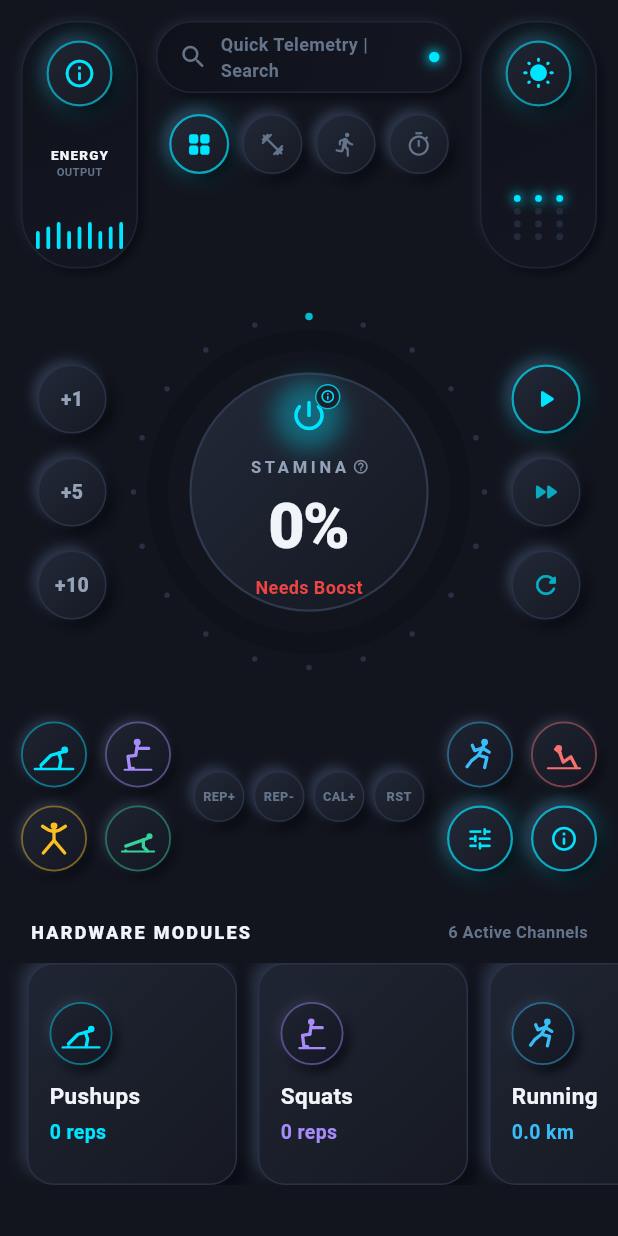
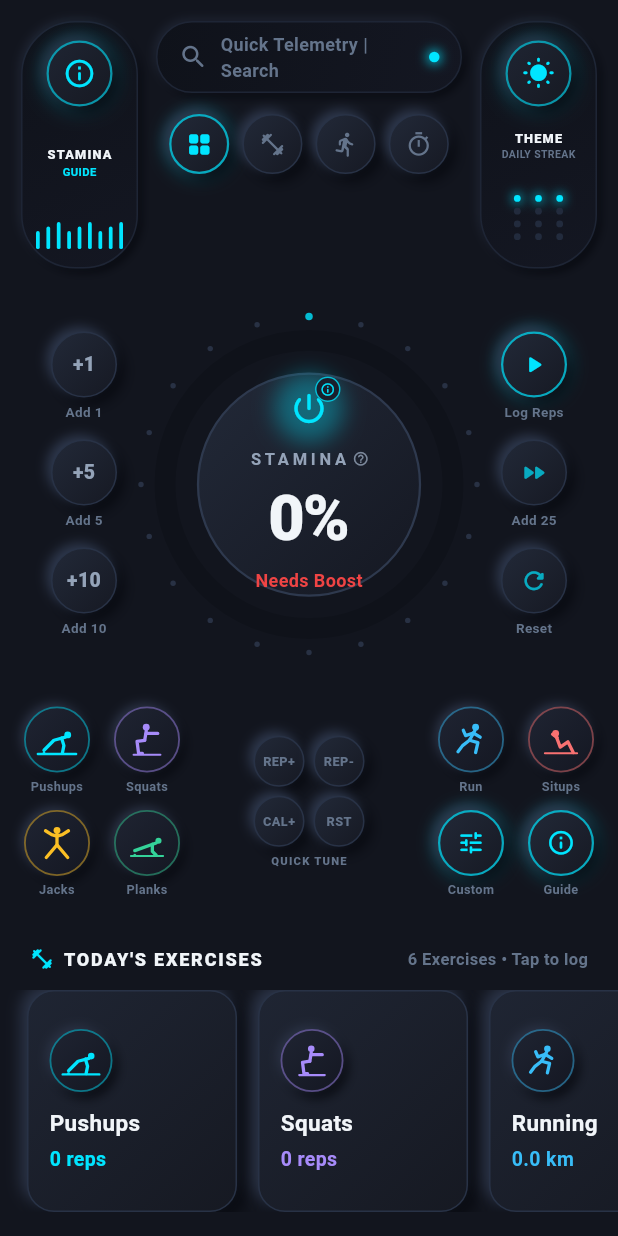
Before and after one commit to aroshwijesinghe/Tummy_boy, a Flutter app: the HomePage screen opened directly, on a phone screen of 412 x 824 dp. Run offline on Flutter 3.47's test engine with Material 3 defaults, Android fonts, the phone set to English and light mode, and no system bars; our stand-ins replace fl_chart, shared_preferences; accounts and stored records are empty.

Commit message:
refactor(ui): streamline home deck labels and micro-copy for ease of use

```diff
--- a/lib/features/home/presentation/pages/home_page.dart
+++ b/lib/features/home/presentation/pages/home_page.dart
@@ -208,23 +208,29 @@ class _HomePageState extends State<HomePage> {
 
                 const SizedBox(height: 32),
 
-                // 4. MODULES TELEMETRY SCROLLVIEW
+                // 4. TODAY'S EXERCISES CAROUSEL (Easy to understand and tap)
                 Padding(
                   padding: const EdgeInsets.symmetric(horizontal: 20),
                   child: Row(
                     mainAxisAlignment: MainAxisAlignment.spaceBetween,
                     children: [
+                      Row(
+                        children: [
+                          const Icon(Icons.fitness_center_rounded, size: 16, color: AppColors.neonCyan),
+                          const SizedBox(width: 6),
                           Text(
-                        'HARDWARE MODULES',
+                            "TODAY'S EXERCISES",
                             style: TextStyle(
                               color: textCol,
                               fontSize: 12,
                               fontWeight: FontWeight.w800,
-                          letterSpacing: 1.5,
+                              letterSpacing: 1.2,
                             ),
                           ),
+                        ],
+                      ),
                       Text(
-                        '${_allExercises.length} Active Channels',
+                        '${_allExercises.length} Exercises • Tap to log',
                         style: TextStyle(
                           color: subCol,
                           fontSize: 11,
--- a/lib/features/home/presentation/widgets/deck_bottom_console.dart
+++ b/lib/features/home/presentation/widgets/deck_bottom_console.dart
@@ -32,33 +32,53 @@ class DeckBottomConsole extends StatelessWidget {
             children: [
               Row(
                 children: [
-                  _buildExerciseKey('pushups', Icons.fitness_center_rounded, AppColors.pushupColor),
+                  _buildExerciseKey('pushups', 'Pushups', Icons.fitness_center_rounded, AppColors.pushupColor, isDark),
                   const SizedBox(width: 12),
-                  _buildExerciseKey('squats', Icons.accessibility_new, AppColors.squatColor),
+                  _buildExerciseKey('squats', 'Squats', Icons.accessibility_new, AppColors.squatColor, isDark),
                 ],
               ),
-              const SizedBox(height: 12),
+              const SizedBox(height: 10),
               Row(
                 children: [
-                  _buildExerciseKey('jumping_jacks', Icons.sports_martial_arts, AppColors.jumpColor),
+                  _buildExerciseKey('jumping_jacks', 'Jacks', Icons.sports_martial_arts, AppColors.jumpColor, isDark),
                   const SizedBox(width: 12),
-                  _buildExerciseKey('planks', Icons.self_improvement, AppColors.plankColor),
+                  _buildExerciseKey('planks', 'Planks', Icons.self_improvement, AppColors.plankColor, isDark),
                 ],
               ),
             ],
           ),
 
-          // Center 4 Small Hardware Channel Buttons (CH+, CH-, VOL-, VOL+ style)
+          // Center 4 Small Hardware Channel Buttons (Quick adjust pills with labels)
+          Column(
+            mainAxisSize: MainAxisSize.min,
+            children: [
               Row(
                 mainAxisSize: MainAxisSize.min,
                 children: [
                   _buildMiniPill('REP+', () => onRepsAdjusted?.call(5), isDark),
                   const SizedBox(width: 6),
                   _buildMiniPill('REP-', () => onRepsAdjusted?.call(-5), isDark),
-              const SizedBox(width: 6),
+                ],
+              ),
+              const SizedBox(height: 6),
+              Row(
+                mainAxisSize: MainAxisSize.min,
+                children: [
                   _buildMiniPill('CAL+', () => onRepsAdjusted?.call(10), isDark),
                   const SizedBox(width: 6),
                   _buildMiniPill('RST', () => onRepsAdjusted?.call(0), isDark),
+                ],
+              ),
+              const SizedBox(height: 4),
+              Text(
+                'QUICK TUNE',
+                style: TextStyle(
+                  color: isDark ? AppColors.textDim : const Color(0xFF94A3B8),
+                  fontSize: 7.5,
+                  fontWeight: FontWeight.w800,
+                  letterSpacing: 0.8,
+                ),
+              ),
             ],
           ),
 
@@ -68,17 +88,17 @@ class DeckBottomConsole extends StatelessWidget {
             children: [
               Row(
                 children: [
-                  _buildExerciseKey('running', Icons.directions_run_rounded, AppColors.runColor),
+                  _buildExerciseKey('running', 'Run', Icons.directions_run_rounded, AppColors.runColor, isDark),
                   const SizedBox(width: 12),
-                  _buildExerciseKey('situps', Icons.airline_seat_flat, AppColors.situpColor),
+                  _buildExerciseKey('situps', 'Situps', Icons.airline_seat_flat, AppColors.situpColor, isDark),
                 ],
               ),
-              const SizedBox(height: 12),
+              const SizedBox(height: 10),
               Row(
                 children: [
-                  _buildDeckWireframeKey(Icons.tune_rounded, () => onPresetSelected?.call('custom')),
+                  _buildDeckWireframeKey(Icons.tune_rounded, 'Custom', () => onPresetSelected?.call('custom'), isDark),
                   const SizedBox(width: 12),
-                  _buildDeckWireframeKey(Icons.info_outline_rounded, () => onPresetSelected?.call('telemetry')),
+                  _buildDeckWireframeKey(Icons.info_outline_rounded, 'Guide', () => onPresetSelected?.call('telemetry'), isDark),
                 ],
               ),
             ],
@@ -88,21 +108,46 @@ class DeckBottomConsole extends StatelessWidget {
     );
   }
 
-  Widget _buildExerciseKey(String exerciseId, IconData fallback, Color color) {
+  Widget _buildExerciseKey(String exerciseId, String name, IconData fallback, Color color, bool isDark) {
     return GestureDetector(
       onTap: () => onPresetSelected?.call(exerciseId),
-      child: ExerciseBadgeIcon(
+      child: Column(
+        mainAxisSize: MainAxisSize.min,
+        children: [
+          ExerciseBadgeIcon(
             exerciseId: exerciseId,
             fallbackIcon: fallback,
             accentColor: color,
             size: 44,
             showGlow: true,
           ),
+          const SizedBox(height: 3),
+          SizedBox(
+            width: 48,
+            child: Text(
+              name,
+              textAlign: TextAlign.center,
+              maxLines: 1,
+              overflow: TextOverflow.ellipsis,
+              style: TextStyle(
+                color: isDark ? AppColors.textDim : const Color(0xFF64748B),
+                fontSize: 8.5,
+                fontWeight: FontWeight.w700,
+              ),
+            ),
+          ),
+        ],
+      ),
     );
   }
 
-  Widget _buildDeckWireframeKey(IconData icon, VoidCallback onTap) {
-    return NeumorphicButton(
+  Widget _buildDeckWireframeKey(IconData icon, String label, VoidCallback onTap, bool isDark) {
+    return GestureDetector(
+      onTap: onTap,
+      child: Column(
+        mainAxisSize: MainAxisSize.min,
+        children: [
+          NeumorphicButton(
             size: 44,
             isCircular: true,
             glowColor: AppColors.neonCyan,
@@ -111,6 +156,24 @@ class DeckBottomConsole extends StatelessWidget {
               icon,
               size: 19,
               color: AppColors.neonCyan,
+            ),
+          ),
+          const SizedBox(height: 3),
+          SizedBox(
+            width: 48,
+            child: Text(
+              label,
+              textAlign: TextAlign.center,
+              maxLines: 1,
+              overflow: TextOverflow.ellipsis,
+              style: TextStyle(
+                color: isDark ? AppColors.textDim : const Color(0xFF64748B),
+                fontSize: 8.5,
+                fontWeight: FontWeight.w700,
+              ),
+            ),
+          ),
+        ],
       ),
     );
   }
--- a/lib/features/home/presentation/widgets/deck_capsule_widget.dart
+++ b/lib/features/home/presentation/widgets/deck_capsule_widget.dart
@@ -41,7 +41,6 @@ class _DeckTelemetryCapsuleState extends State<DeckTelemetryCapsule>
   Widget build(BuildContext context) {
     final isDark = Theme.of(context).brightness == Brightness.dark;
     final textCol = isDark ? AppColors.textPrimary : const Color(0xFF0F172A);
-    final subCol = isDark ? AppColors.textDim : const Color(0xFF64748B);
 
     return NeumorphicContainer(
       width: 78,
@@ -70,23 +69,23 @@ class _DeckTelemetryCapsuleState extends State<DeckTelemetryCapsule>
               ),
             ),
           ),
-          // Telemetry Label
+          // Helpful Label
           Column(
             mainAxisSize: MainAxisSize.min,
             children: [
               Text(
-                'ENERGY',
+                'STAMINA',
                 style: TextStyle(
                   color: textCol,
-                  fontSize: 9,
+                  fontSize: 8.5,
                   fontWeight: FontWeight.w800,
                   letterSpacing: 0.8,
                 ),
               ),
-              Text(
-                'OUTPUT',
+              const Text(
+                'GUIDE',
                 style: TextStyle(
-                  color: subCol,
+                  color: AppColors.neonCyan,
                   fontSize: 7.5,
                   fontWeight: FontWeight.w700,
                 ),
@@ -121,6 +120,8 @@ class DeckThemeCapsule extends StatelessWidget {
   @override
   Widget build(BuildContext context) {
     final isDark = Theme.of(context).brightness == Brightness.dark;
+    final textCol = isDark ? AppColors.textPrimary : const Color(0xFF0F172A);
+    final subCol = isDark ? AppColors.textDim : const Color(0xFF64748B);
 
     return NeumorphicContainer(
       width: 78,
@@ -155,7 +156,29 @@ class DeckThemeCapsule extends StatelessWidget {
               );
             },
           ),
-          // 3x4 Dot Matrix LED Grid (matching reference image bottom of right capsule)
+          // Center Theme / Mode Label
+          Column(
+            mainAxisSize: MainAxisSize.min,
+            children: [
+              Text(
+                'THEME',
+                style: TextStyle(
+                  color: textCol,
+                  fontSize: 8.5,
+                  fontWeight: FontWeight.w800,
+                  letterSpacing: 0.8,
+                ),
+              ),
+              Text(
+                activeStreak > 0 ? '$activeStreak D STREAK' : 'DAILY STREAK',
+                style: TextStyle(
+                  color: activeStreak > 0 ? AppColors.neonCyan : subCol,
+                  fontSize: 7,
+                  fontWeight: FontWeight.w700,
+                ),
+              ),
+            ],
+          ),
           Container(
             padding: const EdgeInsets.all(4),
             child: Column(
--- a/lib/features/home/presentation/widgets/deck_rotary_console.dart
+++ b/lib/features/home/presentation/widgets/deck_rotary_console.dart
@@ -28,47 +28,50 @@ class DeckRotaryConsole extends StatelessWidget {
     return Row(
       mainAxisAlignment: MainAxisAlignment.center,
       children: [
-        // Left Flank (3 circular tactile hardware buttons)
+        // Left Flank (Quick Add Reps with clear labels)
         Column(
           mainAxisSize: MainAxisSize.min,
           children: [
-            _buildTactileKey('+1', () => onQuickAdd?.call(1), isDark),
-            const SizedBox(height: 16),
-            _buildTactileKey('+5', () => onQuickAdd?.call(5), isDark),
-            const SizedBox(height: 16),
-            _buildTactileKey('+10', () => onQuickAdd?.call(10), isDark),
+            _buildTactileKey('+1', 'Add 1', () => onQuickAdd?.call(1), isDark),
+            const SizedBox(height: 12),
+            _buildTactileKey('+5', 'Add 5', () => onQuickAdd?.call(5), isDark),
+            const SizedBox(height: 12),
+            _buildTactileKey('+10', 'Add 10', () => onQuickAdd?.call(10), isDark),
           ],
         ),
 
         // Center Dial (The Mega Hardware Rotary Wheel)
         Container(
-          width: 250,
-          height: 250,
-          margin: const EdgeInsets.symmetric(horizontal: 10),
+          width: 240,
+          height: 240,
+          margin: const EdgeInsets.symmetric(horizontal: 8),
           child: StaminaRing(
             percentage: staminaPercentage,
             onCenterTap: onStaminaInfo,
           ),
         ),
 
-        // Right Flank (3 circular buttons with glowing cyan icons)
+        // Right Flank (Quick Actions with clear labels)
         Column(
           mainAxisSize: MainAxisSize.min,
           children: [
-            _buildGlowKey(Icons.play_arrow_rounded, onLogFavorite, true),
-            const SizedBox(height: 16),
-            _buildGlowKey(Icons.fast_forward_rounded, () => onQuickAdd?.call(25), false),
-            const SizedBox(height: 16),
-            _buildGlowKey(Icons.refresh_rounded, onResetToday, false),
+            _buildGlowKey(Icons.play_arrow_rounded, 'Log Reps', onLogFavorite, true, isDark),
+            const SizedBox(height: 12),
+            _buildGlowKey(Icons.fast_forward_rounded, 'Add 25', () => onQuickAdd?.call(25), false, isDark),
+            const SizedBox(height: 12),
+            _buildGlowKey(Icons.refresh_rounded, 'Reset', onResetToday, false, isDark),
           ],
         ),
       ],
     );
   }
 
-  Widget _buildTactileKey(String label, VoidCallback? onTap, bool isDark) {
-    return NeumorphicButton(
-      size: 46,
+  Widget _buildTactileKey(String label, String caption, VoidCallback? onTap, bool isDark) {
+    return Column(
+      mainAxisSize: MainAxisSize.min,
+      children: [
+        NeumorphicButton(
+          size: 44,
           isCircular: true,
           onPressed: onTap ?? () {},
           child: Text(
@@ -79,20 +82,45 @@ class DeckRotaryConsole extends StatelessWidget {
               fontWeight: FontWeight.w800,
             ),
           ),
+        ),
+        const SizedBox(height: 3),
+        Text(
+          caption,
+          style: TextStyle(
+            color: isDark ? AppColors.textDim : const Color(0xFF94A3B8),
+            fontSize: 9,
+            fontWeight: FontWeight.w700,
+          ),
+        ),
+      ],
     );
   }
 
-  Widget _buildGlowKey(IconData icon, VoidCallback? onTap, bool isPrimary) {
-    return NeumorphicButton(
-      size: 46,
+  Widget _buildGlowKey(IconData icon, String caption, VoidCallback? onTap, bool isPrimary, bool isDark) {
+    return Column(
+      mainAxisSize: MainAxisSize.min,
+      children: [
+        NeumorphicButton(
+          size: 44,
           isCircular: true,
           glowColor: isPrimary ? AppColors.neonCyan : null,
           onPressed: onTap ?? () {},
           child: Icon(
             icon,
-        size: 20,
+            size: 19,
             color: isPrimary ? AppColors.neonCyan : AppColors.neonCyan.withValues(alpha: 0.7),
           ),
+        ),
+        const SizedBox(height: 3),
+        Text(
+          caption,
+          style: TextStyle(
+            color: isDark ? AppColors.textDim : const Color(0xFF94A3B8),
+            fontSize: 9,
+            fontWeight: FontWeight.w700,
+          ),
+        ),
+      ],
     );
   }
 }
```
Lines whose indentation alone changed are shown as unchanged.
